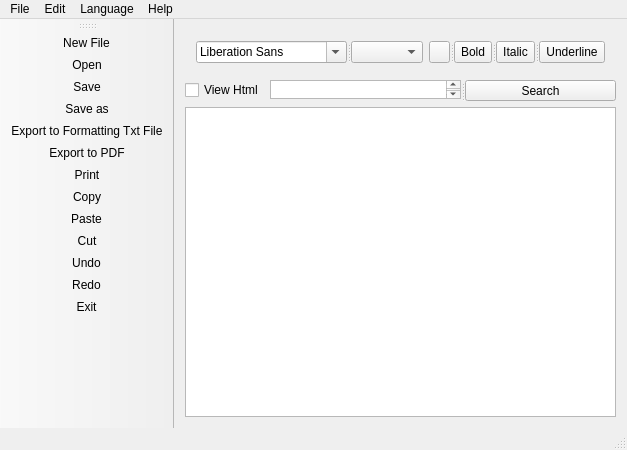
First picture: the form in src/mainwindow.ui, repository ZeroDot1/Clevit, before the edit.
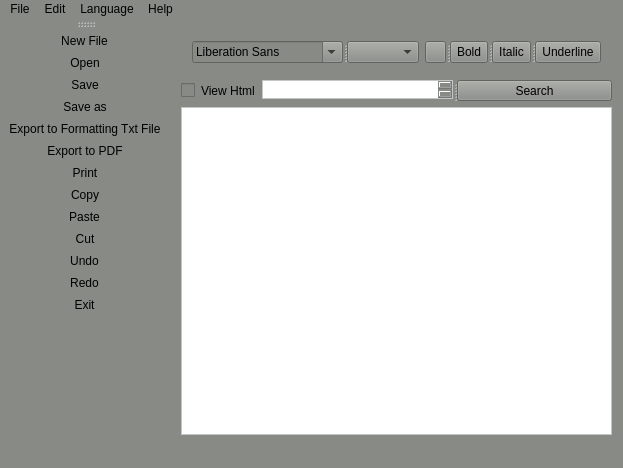
Second picture: the form after the edit. Icons and pictures are not drawn.

```diff
--- a/src/mainwindow.ui
+++ b/src/mainwindow.ui
@@ -6,8 +6,8 @@
    <rect>
     <x>0</x>
     <y>0</y>
-    <width>477</width>
-    <height>450</height>
+    <width>527</width>
+    <height>468</height>
    </rect>
   </property>
   <property name="windowTitle">
@@ -17,6 +17,10 @@
    <iconset resource="icons.qrc">
     <normaloff>:/icons/icons/icon.png</normaloff>:/icons/icons/icon.png</iconset>
   </property>
+  <property name="styleSheet">
+   <string notr="true">background-color: rgb(136, 138, 133);
+border-bottom-color: rgb(204, 0, 0);</string>
+  </property>
   <property name="locale">
    <locale language="English" country="UnitedStates"/>
   </property>
@@ -156,6 +160,9 @@
            <height>19</height>
           </size>
          </property>
+         <property name="styleSheet">
+          <string notr="true">background-color: rgb(255, 255, 255);</string>
+         </property>
         </widget>
         <widget class="QToolButton" name="searchBtn">
          <property name="text">
@@ -170,7 +177,11 @@
      </layout>
     </item>
     <item>
-     <widget class="QTextEdit" name="textEdit"/>
+     <widget class="QTextEdit" name="textEdit">
+      <property name="styleSheet">
+       <string notr="true">background-color: rgb(255, 255, 255);</string>
+      </property>
+     </widget>
     </item>
    </layout>
   </widget>
@@ -179,7 +190,7 @@
     <rect>
      <x>0</x>
      <y>0</y>
-     <width>477</width>
+     <width>527</width>
      <height>20</height>
     </rect>
    </property>
```
